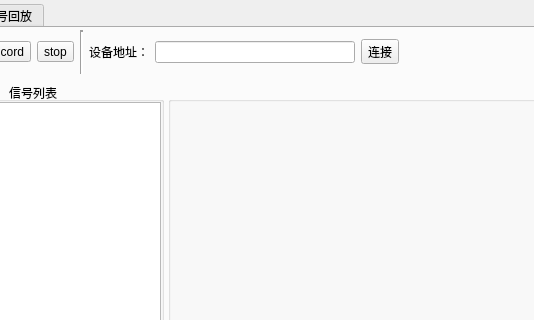
First picture: the form in dialogs/monitordialog.ui, repository L-Net-1992/ADAS_AD_Developer, before the edit; both pictures show x 100 to 634 and y 0 to 320 of the 1200 by 600 pixel window.
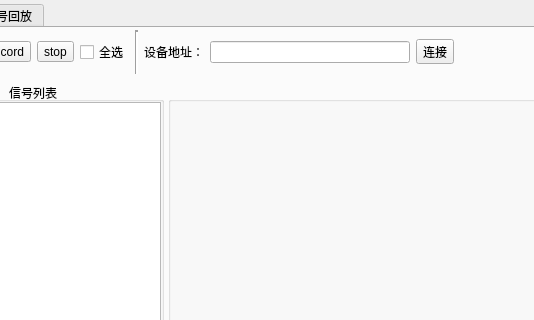
Second picture: the form after the edit. Icons and pictures are not drawn.

```diff
--- a/dialogs/monitordialog.ui
+++ b/dialogs/monitordialog.ui
@@ -198,6 +198,13 @@
             </property>
            </widget>
           </item>
+          <item>
+           <widget class="QCheckBox" name="checkBox">
+            <property name="text">
+             <string>全选</string>
+            </property>
+           </widget>
+          </item>
           <item>
            <widget class="Line" name="line">
             <property name="font">
```
